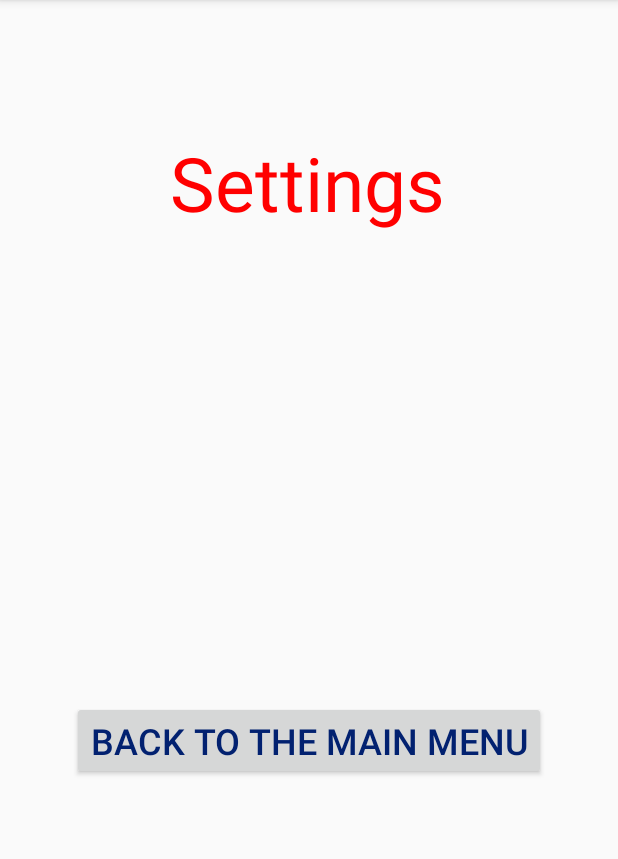
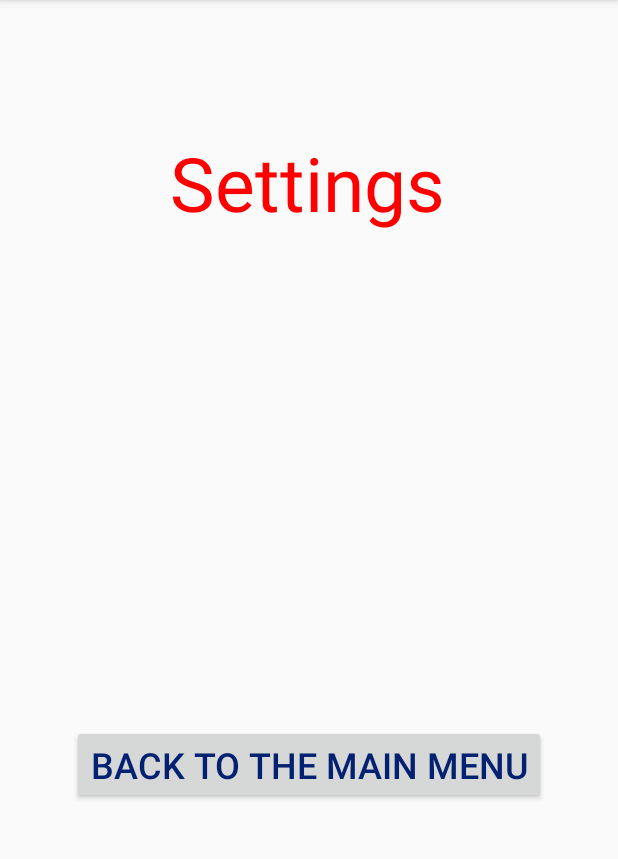
Before and after one commit to Nitzan-Beck/Free_Space, an Android app: the Settings screen opened directly, with no data from a screen before it, on a phone screen of 412 x 824 dp, the part 84-943 px from its top. Run offline under Robolectric (Android 15) with nearby library versions, the phone set to English and light mode, and no system bars.

Commit message:
22.10.2020

```diff
--- a/app/src/main/AndroidManifest.xml
+++ b/app/src/main/AndroidManifest.xml
@@ -10,7 +10,6 @@
         android:supportsRtl="true"
         android:theme="@style/AppTheme">
         <activity android:name=".SingUp"></activity>
-        <activity android:name=".LogIn" />
         <activity android:name=".SingIn" />
         <activity android:name=".Settings" />
         <activity android:name=".CEO" />
--- a/app/src/main/res/layout/activity_settings.xml
+++ b/app/src/main/res/layout/activity_settings.xml
@@ -23,13 +23,12 @@
         android:id="@+id/buttonBack"
         android:layout_width="wrap_content"
         android:layout_height="wrap_content"
-        android:layout_marginTop="312dp"
+        android:layout_marginTop="328dp"
         android:onClick="btnBackTOMainMenu"
         android:text="Back to the Main menu"
         android:textColor="#022170"
         android:textSize="24sp"
         app:layout_constraintEnd_toEndOf="parent"
-        app:layout_constraintHorizontal_bias="0.498"
         app:layout_constraintStart_toStartOf="parent"
         app:layout_constraintTop_toBottomOf="@+id/txtSettings" />
 </androidx.constraintlayout.widget.ConstraintLayout>
```
Also changed, not shown: app/src/main/java/com/example/free_space/LogIn.java (deleted, +0 -14 lines).
